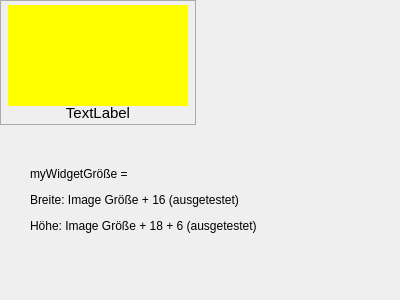
Old version of the form server/ui/widgets/MyCustomWidget.ui in the repository valueerrorx/life-exam.
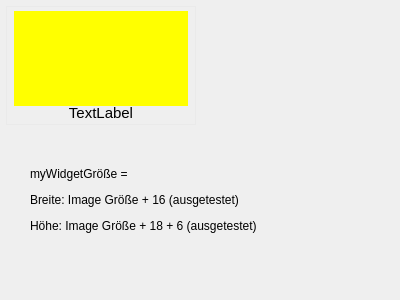
New version of the form.

Commit message: client optimized

The edit to the form file:
```diff
--- a/server/ui/widgets/MyCustomWidget.ui
+++ b/server/ui/widgets/MyCustomWidget.ui
@@ -44,6 +44,12 @@
     <property name="spacing">
      <number>0</number>
     </property>
+    <property name="leftMargin">
+     <number>6</number>
+    </property>
+    <property name="topMargin">
+     <number>6</number>
+    </property>
     <property name="rightMargin">
      <number>0</number>
     </property>
@@ -59,7 +65,7 @@
        </sizepolicy>
       </property>
       <property name="styleSheet">
-       <string notr="true">border-width: 1px; border-style: solid; border-color: #AAA; margin: 5x 2px;</string>
+       <string notr="true">border-width: 1px; border-style: solid; border-color: #EAEAEA; margin: 5x 2px;</string>
       </property>
       <layout class="QHBoxLayout" name="horizontalLayout_2">
        <property name="spacing">
```
The commit also changes 2 other files.
